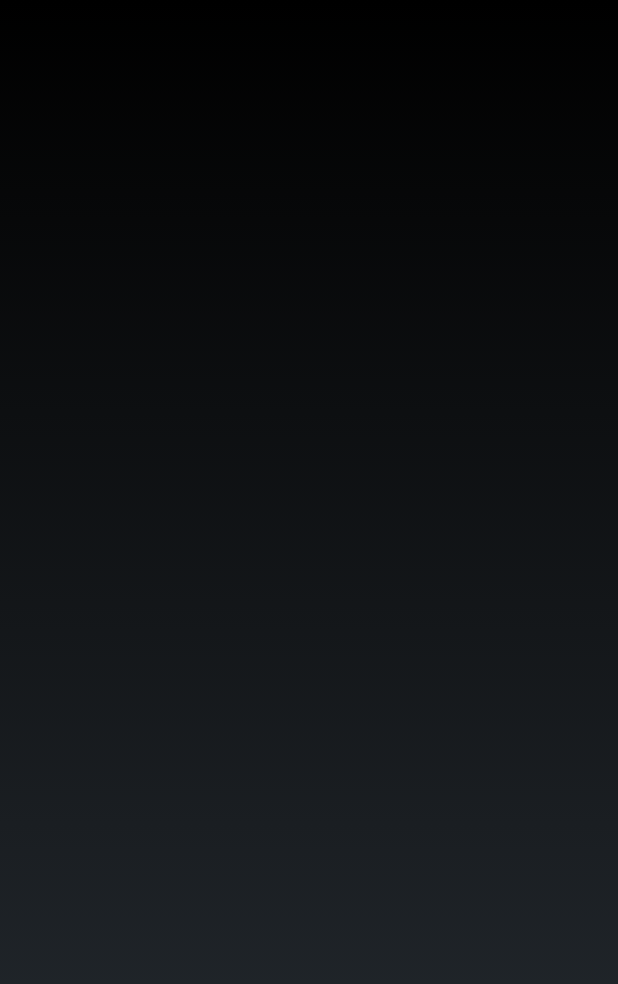
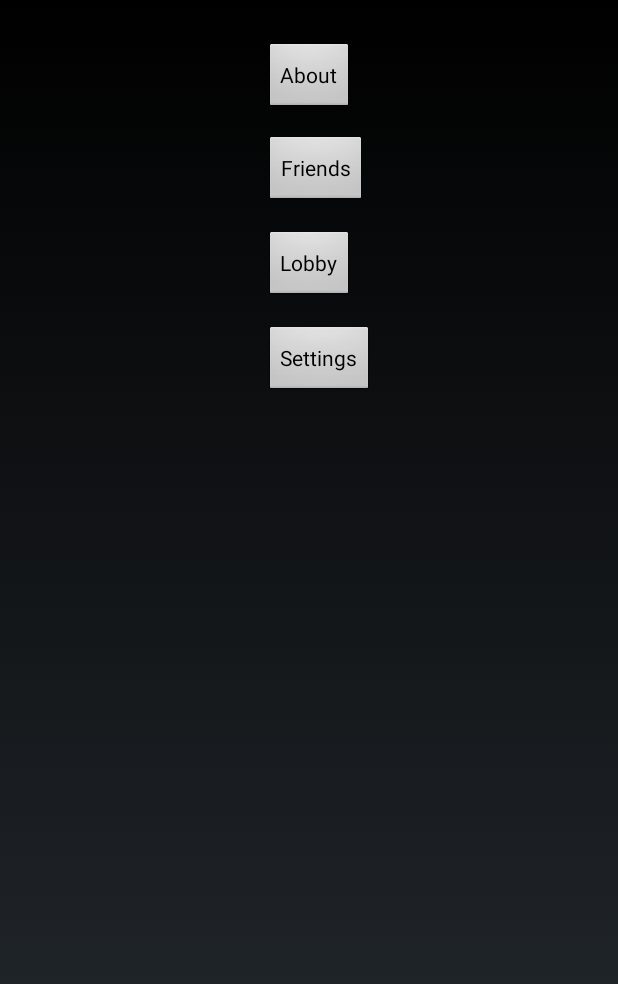
Before and after one commit to kristhus/Freefalling, an Android app: the screen it shows after launch (MainMenu), on a phone screen of 412 x 824 dp. Shown: the top 984 px of the screen. Run offline under Robolectric (Android 15) with nearby library versions, the phone set to English and light mode, and no system bars.

Commit message:
Implemented buttons for mainmenu.xml

```diff
--- a/app/src/main/java/com/pa_gruppe11/freefalling/gameControllers/MainMenu.java
+++ b/app/src/main/java/com/pa_gruppe11/freefalling/gameControllers/MainMenu.java
@@ -19,7 +19,7 @@ public class MainMenu extends GameMenu{
 
 
     public void goToAboutMenu(View view){
-        super.goTo(AboutMenu.class);
+        goTo(AboutMenu.class);
     }
 
     public void goToFriendsMenu(View view){
--- a/app/src/main/res/layout/mainmenu.xml
+++ b/app/src/main/res/layout/mainmenu.xml
@@ -3,4 +3,47 @@
     android:layout_width="match_parent"
     android:layout_height="match_parent">
 
+
+    <Button
+        android:id="@+id/button2"
+        android:layout_width="wrap_content"
+        android:layout_height="wrap_content"
+        android:layout_alignParentTop="true"
+        android:layout_centerHorizontal="true"
+        android:layout_marginTop="28dp"
+        android:text="About"
+        android:onClick="goToAboutMenu"/>
+
+    <Button
+        android:id="@+id/button3"
+        android:layout_width="wrap_content"
+        android:layout_height="wrap_content"
+        android:layout_alignLeft="@+id/button2"
+        android:layout_alignStart="@+id/button2"
+        android:layout_below="@+id/button2"
+        android:layout_marginTop="14dp"
+        android:text="Friends"
+        android:onClick="goToFriendsMenu"/>
+
+    <Button
+        android:id="@+id/button4"
+        android:layout_width="wrap_content"
+        android:layout_height="wrap_content"
+        android:layout_below="@+id/button3"
+        android:layout_centerHorizontal="true"
+        android:layout_marginTop="15dp"
+        android:text="Lobby"
+        android:onClick="goToLobby"/>
+
+    <Button
+        android:id="@+id/button5"
+        android:layout_width="wrap_content"
+        android:layout_height="wrap_content"
+        android:layout_alignLeft="@+id/button4"
+        android:layout_alignStart="@+id/button4"
+        android:layout_below="@+id/button4"
+        android:layout_marginTop="15dp"
+        android:text="Settings"
+        android:onClick="goToSettings"/>
+
 </RelativeLayout>
```
